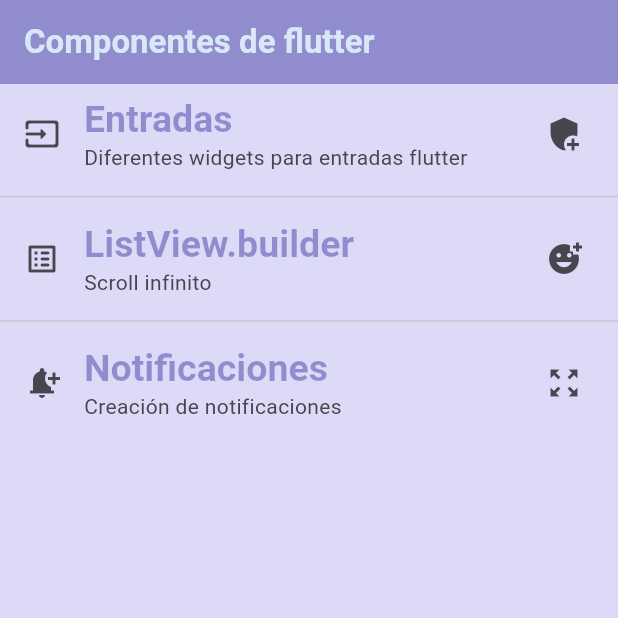
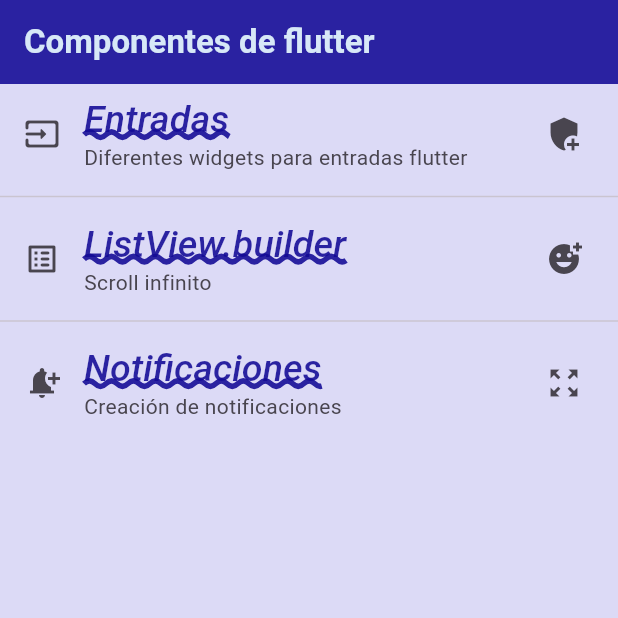
Before and after one commit to ICarlos-18/componentes_flotter, a Flutter app: the screen it shows after launch, on a phone screen of 412 x 824 dp, the top half of it. Run offline on Flutter 3.47's test engine with Material 3 defaults, Android fonts, the phone set to English and light mode, and no system bars; our stand-ins replace google_fonts; Roboto replaces fonts that are missing (Acme).

Commit message:
Addig Google Fonts to the AppTheme

```diff
--- a/lib/theme/app_theme.dart
+++ b/lib/theme/app_theme.dart
@@ -1,23 +1,28 @@
-
 import 'package:flutter/material.dart';
+import 'package:google_fonts/google_fonts.dart';
 
 class AppTheme{
 
   // Declaraciones de colores
-  static const mainColor = Color.fromARGB(95, 19, 11, 137);
+  static const mainColor = Color.fromARGB(225, 18, 9, 149);
   static const backColor = Color.fromARGB(95, 160, 157, 232);
 
   // Declaraciones del Tema claro
   static final ThemeData lightTheme = ThemeData.light().copyWith(
   scaffoldBackgroundColor: backColor,
   appBarTheme: const AppBarTheme(color: mainColor),
-        textTheme: const TextTheme(
-          headlineLarge: TextStyle(
+    textTheme: TextTheme(
+      headlineLarge: GoogleFonts.acme(
         color: mainColor,
         fontSize: 25.0,
-            fontWeight: FontWeight.bold,
-            fontFamily: 'sans-serif',
+        fontWeight: FontWeight.w500,
+        decoration: TextDecoration.underline,
+        decorationColor: mainColor,
+        decorationStyle: TextDecorationStyle.wavy,
+        decorationThickness: 3.0,
+        fontStyle: FontStyle.italic,
       ),
+      // bodySmall:
     ),
   );
 }
--- a/pubspec.yaml
+++ b/pubspec.yaml
@@ -9,6 +9,7 @@ environment:
 dependencies:
   flutter:
     sdk: flutter
+  google_fonts: ^6.1.0
 
 dev_dependencies:
   flutter_test:
```
Also changed, not shown: pubspec.lock. Lines whose indentation alone changed are shown as unchanged.
